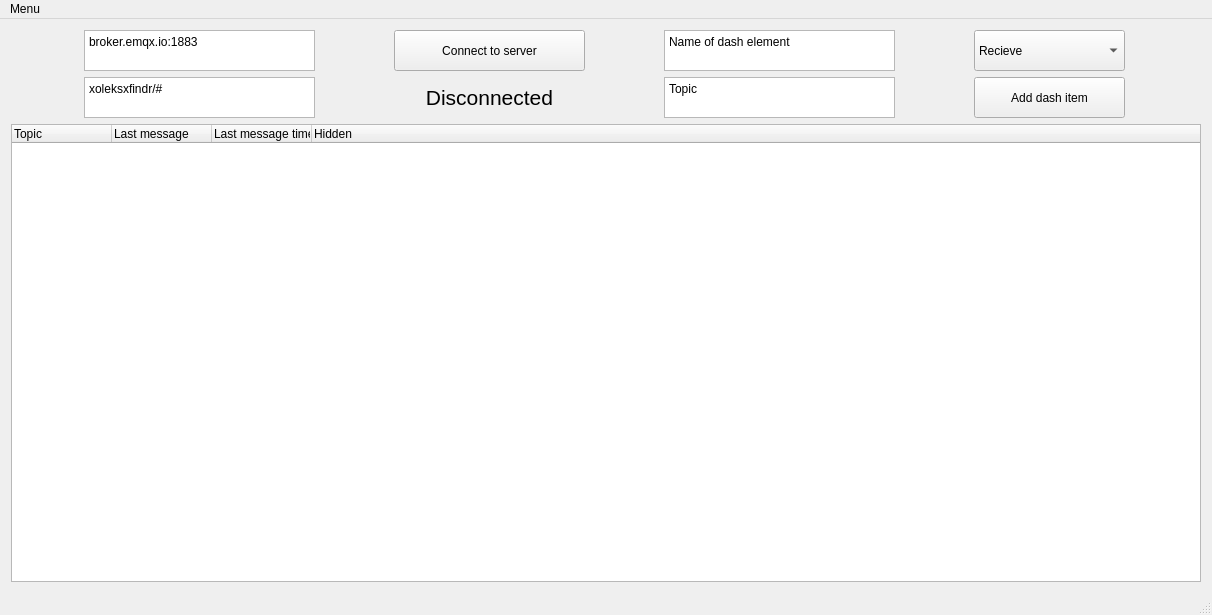
Qt form src/mainwindow.ui (leSamo/ICP) before a commit.
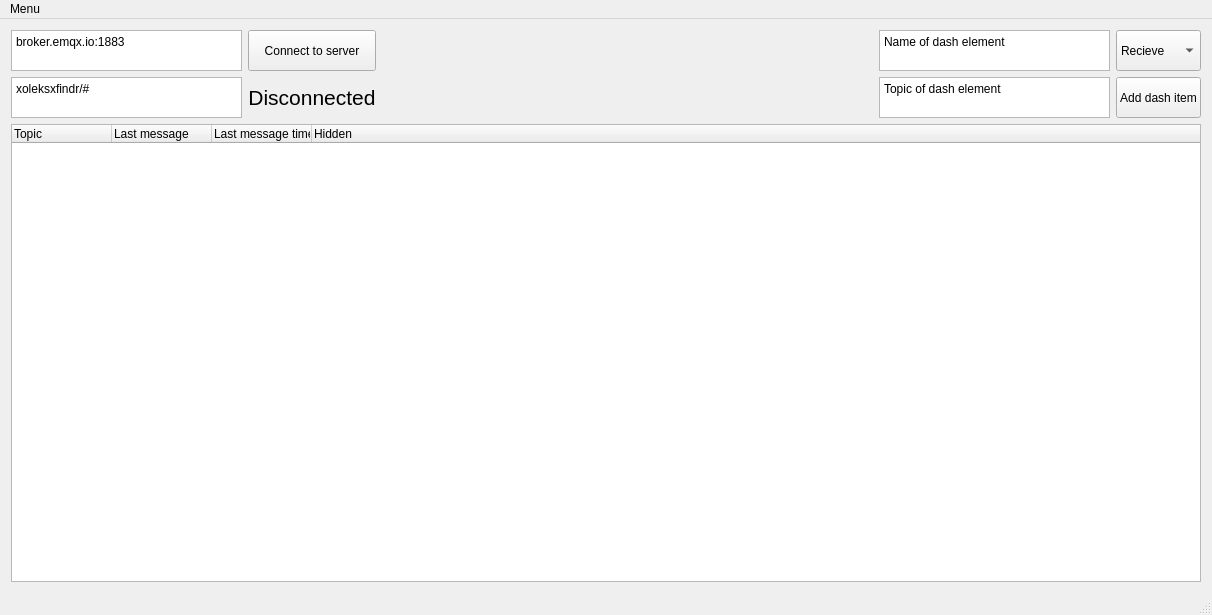
The same form after that commit.

Commit message: responsive - added spacer

What changed in the file:
```diff
--- a/src/mainwindow.ui
+++ b/src/mainwindow.ui
@@ -112,6 +112,19 @@
         </item>
        </layout>
       </item>
+      <item>
+       <spacer name="horizontalSpacer">
+        <property name="orientation">
+         <enum>Qt::Horizontal</enum>
+        </property>
+        <property name="sizeHint" stdset="0">
+         <size>
+          <width>40</width>
+          <height>20</height>
+         </size>
+        </property>
+       </spacer>
+      </item>
       <item>
        <layout class="QVBoxLayout" name="verticalLayout">
         <property name="leftMargin">
@@ -151,7 +164,7 @@
            </size>
           </property>
           <property name="plainText">
-           <string>Topic</string>
+           <string>Topic of dash element</string>
           </property>
          </widget>
         </item>
```
